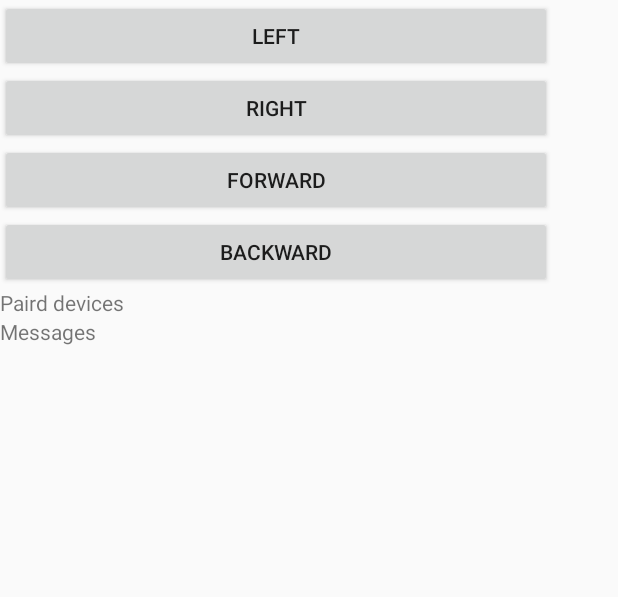
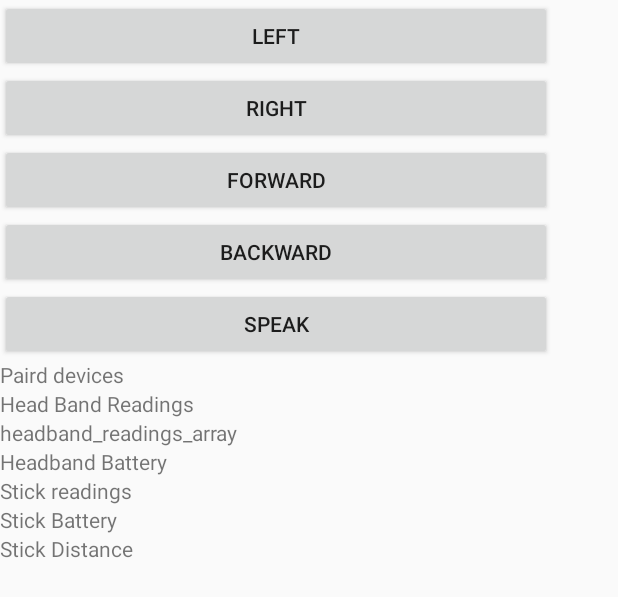
Before and after one commit to heshanpadmasiri/ResonanceDemo, an Android app: the layout activity_main.xml on its own in the app's theme, with its tools: preview values and no code run, on a phone screen of 412 x 824 dp. Shown: the top 597 px of the screen. Run offline under Robolectric (Android 15) with nearby library versions, the phone set to English and light mode, and no system bars.

Commit message:
Bluetooth messages are now shown for testing

```diff
--- a/app/src/main/java/com/demo/heshan/resonancedemo/BluetoothServer.java
+++ b/app/src/main/java/com/demo/heshan/resonancedemo/BluetoothServer.java
@@ -9,7 +9,6 @@ import android.os.Bundle;
 import android.os.Handler;
 import android.os.Message;
 import android.util.Log;
-import android.widget.Toast;
 
 import java.io.IOException;
 import java.io.InputStream;
@@ -32,9 +31,9 @@ public class BluetoothServer {
 
     // Unique UUID for this application
     private static final UUID MY_UUID_SECURE =
-            UUID.fromString("8828c726-277c-415d-9329-102e6eb77376");
+            UUID.fromString("00001101-0000-1000-8000-00805F9B34FB");
     private static final UUID MY_UUID_INSECURE =
-            UUID.fromString("b38d27c6-deba-4169-94ea-75a3fa21a962");
+            UUID.fromString("00001101-0000-1000-8000-00805F9B34FB");
 
     // Member fields
     private final BluetoothAdapter mAdapter;
--- a/app/src/main/res/layout/activity_main.xml
+++ b/app/src/main/res/layout/activity_main.xml
@@ -1,6 +1,5 @@
 <?xml version="1.0" encoding="utf-8"?>
 <android.support.constraint.ConstraintLayout xmlns:android="http://schemas.android.com/apk/res/android"
-    xmlns:app="http://schemas.android.com/apk/res-auto"
     xmlns:tools="http://schemas.android.com/tools"
     android:layout_width="match_parent"
     android:layout_height="match_parent"
@@ -41,6 +40,12 @@
             android:layout_height="wrap_content"
             android:text="BACKWARD" />
 
+        <Button
+            android:id="@+id/btn_speak"
+            android:layout_width="match_parent"
+            android:layout_height="wrap_content"
+            android:text="Speak" />
+
         <TextView
             android:id="@+id/lbl_paired"
             android:layout_width="match_parent"
@@ -55,10 +60,40 @@
         </ListView>
 
         <TextView
-            android:id="@+id/txt_messages"
+            android:id="@+id/textView2"
             android:layout_width="match_parent"
             android:layout_height="wrap_content"
-            android:text="Messages" />
+            android:text="Head Band Readings" />
+
+        <TextView
+            android:id="@+id/txt_headbandreadings"
+            android:layout_width="match_parent"
+            android:layout_height="wrap_content"
+            android:text="headband_readings_array" />
+
+        <TextView
+            android:id="@+id/txt_headband_battery"
+            android:layout_width="match_parent"
+            android:layout_height="wrap_content"
+            android:text="Headband Battery" />
+
+        <TextView
+            android:id="@+id/textView5"
+            android:layout_width="match_parent"
+            android:layout_height="wrap_content"
+            android:text="Stick readings" />
+
+        <TextView
+            android:id="@+id/txt_stick_battery"
+            android:layout_width="match_parent"
+            android:layout_height="wrap_content"
+            android:text="Stick Battery" />
+
+        <TextView
+            android:id="@+id/txt_stick_distance"
+            android:layout_width="match_parent"
+            android:layout_height="wrap_content"
+            android:text="Stick Distance" />
 
     </LinearLayout>
 
```
Also changed, not shown: app/src/main/java/com/demo/heshan/resonancedemo/BluetoothMessage.java (added, +12 -0 lines), app/src/main/java/com/demo/heshan/resonancedemo/MainActivity.java (+185 -58 lines), 1 other file.
